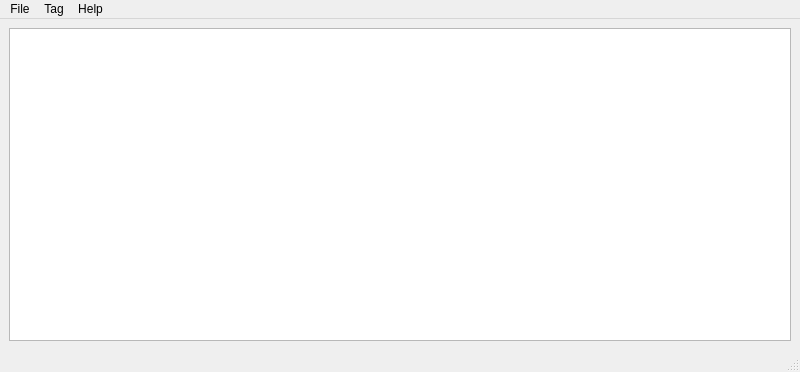
Before: the Qt Designer form src/mainform.ui in BackupTheBerlios/mediatagtools, drawn with Qt 5.
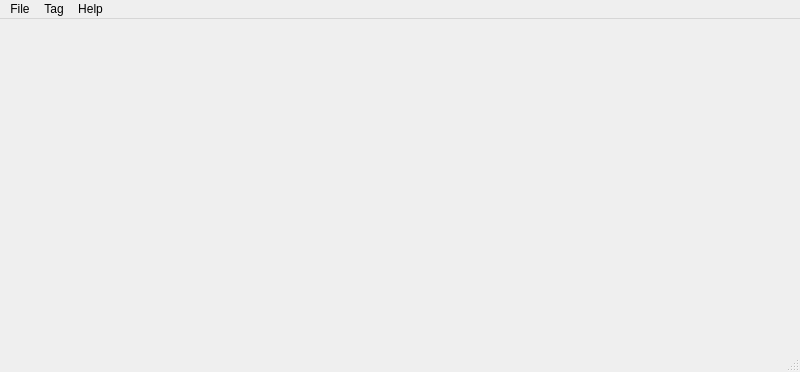
After: the same form once the commit is applied.

Commit message: * Subclassed QTreeView so that mouse/keyb events can be used * Changed items can now be colorized * More model fixes

The edit to the form file:
```diff
--- a/src/mainform.ui
+++ b/src/mainform.ui
@@ -13,23 +13,7 @@
    <string>MainWindow</string>
   </property>
   <widget class="QWidget" name="centralwidget" >
-   <property name="geometry" >
-    <rect>
-     <x>0</x>
-     <y>22</y>
-     <width>800</width>
-     <height>329</height>
-    </rect>
-   </property>
-   <layout class="QGridLayout" >
-    <item row="0" column="0" >
-     <widget class="QTreeView" name="treeView" >
-      <property name="allColumnsShowFocus" >
-       <bool>true</bool>
-      </property>
-     </widget>
-    </item>
-   </layout>
+   <layout class="QGridLayout" />
   </widget>
   <widget class="QMenuBar" name="menubar" >
    <property name="geometry" >
```
Left out of the diff: 13 changed lines with no effect on the pictures. The commit also changes 14 other files.
